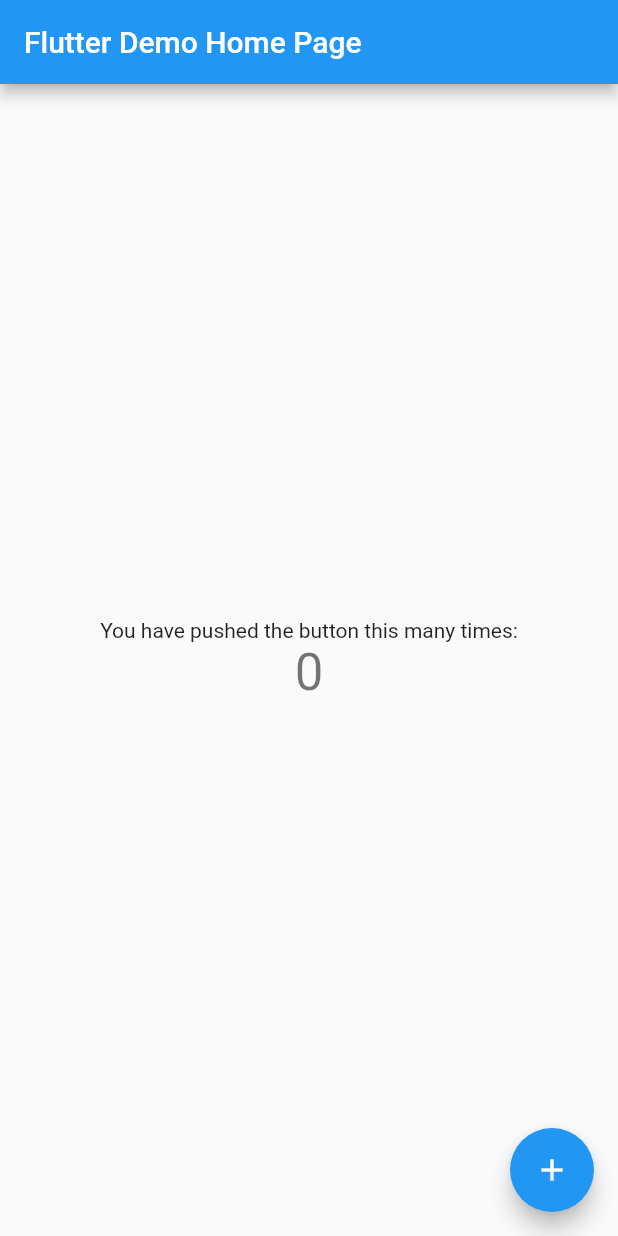
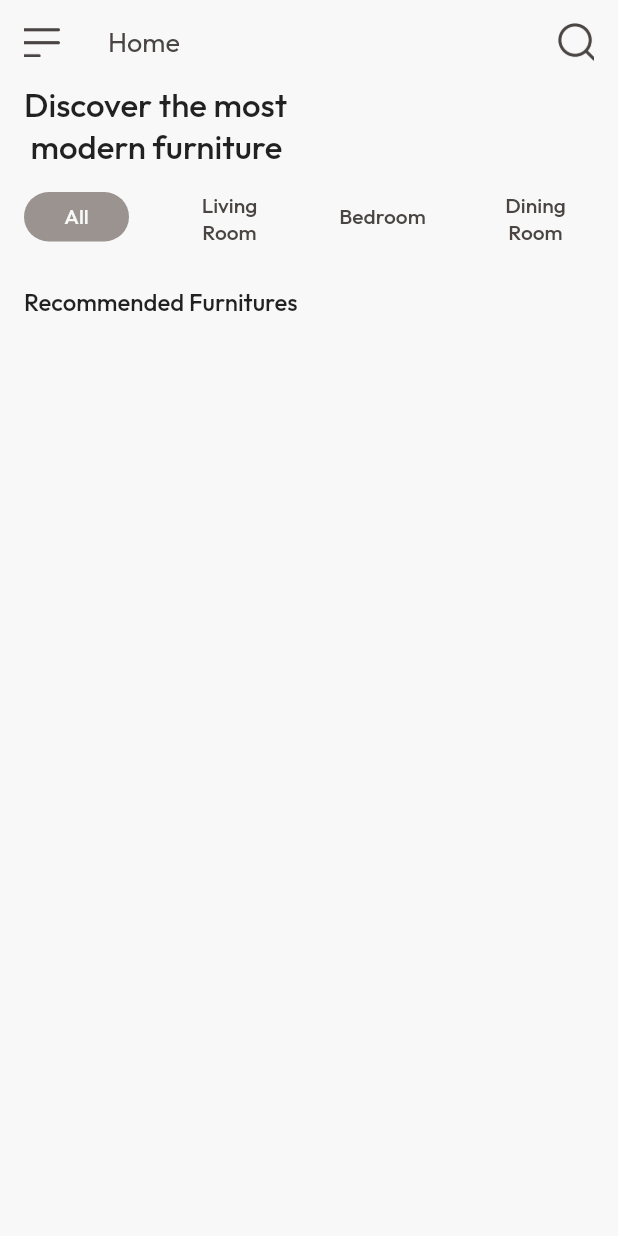
Before and after one commit to ahmadfatihin/Flutter-Furniture-Shop, a Flutter app: the screen it shows after launch, on a phone screen of 412 x 824 dp. Run offline on Flutter 3.47's test engine with Material 2 defaults, Android fonts, the phone set to English and light mode, and no system bars; our stand-ins replace google_fonts.

Commit message:
feat: add header component

```diff
--- /dev/null
+++ b/lib/const/colors.dart
@@ -0,0 +1,5 @@
+import 'dart:ui';
+
+Color whiteBackground = Color(0xFFF8F8F8);
+Color black = Color(0xFF4A4543);
+Color grey = Color(0xFF9A9390);
--- /dev/null
+++ b/lib/const/text.dart
@@ -0,0 +1,17 @@
+import 'package:flutter/material.dart';
+
+TextStyle regular = TextStyle(
+  fontWeight: FontWeight.w400,
+);
+
+TextStyle medium = TextStyle(
+  fontWeight: FontWeight.w500,
+);
+
+TextStyle semiBold = TextStyle(
+  fontWeight: FontWeight.w600,
+);
+
+TextStyle bold = TextStyle(
+  fontWeight: FontWeight.w700,
+);
--- /dev/null
+++ b/lib/const/themes.dart
@@ -0,0 +1,29 @@
+import 'package:flutter/material.dart';
+import 'package:google_fonts/google_fonts.dart';
+import 'package:furniture_shop/const/colors.dart';
+
+ThemeData lightThemeData(BuildContext context) {
+  return ThemeData.light().copyWith(
+    primaryColor: black,
+    scaffoldBackgroundColor: whiteBackground,
+    textTheme: GoogleFonts.outfitTextTheme(),
+    appBarTheme: AppBarTheme(
+      backgroundColor: whiteBackground,
+      elevation: 0,
+      titleTextStyle: GoogleFonts.outfit(fontSize: 18, color: black),
+    ),
+  );
+}
+
+ThemeData darkThemeData(BuildContext context) {
+  // Bydefault flutter provide us light and dark theme
+  // we just modify it as our need
+  var baseTheme = ThemeData(brightness: Brightness.dark);
+  return ThemeData.dark().copyWith(
+      primaryColor: whiteBackground,
+      textTheme: GoogleFonts.outfitTextTheme(baseTheme.textTheme),
+      appBarTheme: AppBarTheme(
+        titleTextStyle: GoogleFonts.outfit(fontSize: 18),
+      ),
+      scaffoldBackgroundColor: Colors.black);
+}
--- a/lib/main.dart
+++ b/lib/main.dart
@@ -1,4 +1,6 @@
 import 'package:flutter/material.dart';
+import 'package:furniture_shop/const/themes.dart';
+import 'package:furniture_shop/module/home/screens/home_screen.dart';
 
 void main() {
   runApp(const MyApp());
@@ -12,104 +14,8 @@ class MyApp extends StatelessWidget {
   Widget build(BuildContext context) {
     return MaterialApp(
       title: 'Flutter Demo',
-      theme: ThemeData(
-        // This is the theme of your application.
-        //
-        // Try running your application with "flutter run". You'll see the
-        // application has a blue toolbar. Then, without quitting the app, try
-        // changing the primarySwatch below to Colors.green and then invoke
-        // "hot reload" (press "r" in the console where you ran "flutter run",
-        // or simply save your changes to "hot reload" in a Flutter IDE).
-        // Notice that the counter didn't reset back to zero; the application
-        // is not restarted.
-        primarySwatch: Colors.blue,
-      ),
-      home: const MyHomePage(title: 'Flutter Demo Home Page'),
+      theme: lightThemeData(context),
+      home: const HomeScreen(),
     );
   }
 }
-
-class MyHomePage extends StatefulWidget {
-  const MyHomePage({super.key, required this.title});
-
-  // This widget is the home page of your application. It is stateful, meaning
-  // that it has a State object (defined below) that contains fields that affect
-  // how it looks.
-
-  // This class is the configuration for the state. It holds the values (in this
-  // case the title) provided by the parent (in this case the App widget) and
-  // used by the build method of the State. Fields in a Widget subclass are
-  // always marked "final".
-
-  final String title;
-
-  @override
-  State<MyHomePage> createState() => _MyHomePageState();
-}
-
-class _MyHomePageState extends State<MyHomePage> {
-  int _counter = 0;
-
-  void _incrementCounter() {
-    setState(() {
-      // This call to setState tells the Flutter framework that something has
-      // changed in this State, which causes it to rerun the build method below
-      // so that the display can reflect the updated values. If we changed
-      // _counter without calling setState(), then the build method would not be
-      // called again, and so nothing would appear to happen.
-      _counter++;
-    });
-  }
-
-  @override
-  Widget build(BuildContext context) {
-    // This method is rerun every time setState is called, for instance as done
-    // by the _incrementCounter method above.
-    //
-    // The Flutter framework has been optimized to make rerunning build methods
-    // fast, so that you can just rebuild anything that needs updating rather
-    // than having to individually change instances of widgets.
-    return Scaffold(
-      appBar: AppBar(
-        // Here we take the value from the MyHomePage object that was created by
-        // the App.build method, and use it to set our appbar title.
-        title: Text(widget.title),
-      ),
-      body: Center(
-        // Center is a layout widget. It takes a single child and positions it
-        // in the middle of the parent.
-        child: Column(
-          // Column is also a layout widget. It takes a list of children and
-          // arranges them vertically. By default, it sizes itself to fit its
-          // children horizontally, and tries to be as tall as its parent.
-          //
-          // Invoke "debug painting" (press "p" in the console, choose the
-          // "Toggle Debug Paint" action from the Flutter Inspector in Android
-          // Studio, or the "Toggle Debug Paint" command in Visual Studio Code)
-          // to see the wireframe for each widget.
-          //
-          // Column has various properties to control how it sizes itself and
-          // how it positions its children. Here we use mainAxisAlignment to
-          // center the children vertically; the main axis here is the vertical
-          // axis because Columns are vertical (the cross axis would be
-          // horizontal).
-          mainAxisAlignment: MainAxisAlignment.center,
-          children: <Widget>[
-            const Text(
-              'You have pushed the button this many times:',
-            ),
-            Text(
-              '$_counter',
-              style: Theme.of(context).textTheme.headlineMedium,
-            ),
-          ],
-        ),
-      ),
-      floatingActionButton: FloatingActionButton(
-        onPressed: _incrementCounter,
-        tooltip: 'Increment',
-        child: const Icon(Icons.add),
-      ), // This trailing comma makes auto-formatting nicer for build methods.
-    );
-  }
-}
--- /dev/null
+++ b/lib/module/home/screens/home_screen.dart
@@ -0,0 +1,28 @@
+import 'package:flutter/material.dart';
+import 'package:furniture_shop/const/text.dart';
+import 'package:furniture_shop/module/home/screens/sections/home_appbar.dart';
+import 'package:furniture_shop/module/home/screens/sections/home_header.dart';
+import 'package:furniture_shop/module/home/screens/sections/home_recommended.dart';
+
+class HomeScreen extends StatelessWidget {
+  const HomeScreen({super.key});
+
+  @override
+  Widget build(BuildContext context) {
+    return SafeArea(
+      child: Scaffold(
+        appBar: HomeAppbar(),
+        body: Column(
+          crossAxisAlignment: CrossAxisAlignment.start,
+          children: [
+            HomeHeader(),
+            SizedBox(
+              height: 30,
+            ),
+            HomeRecommended()
+          ],
+        ),
+      ),
+    );
+  }
+}
--- /dev/null
+++ b/lib/module/home/screens/sections/home_appbar.dart
@@ -0,0 +1,38 @@
+
+import 'package:furniture_shop/const/colors.dart';
+import 'package:flutter/material.dart';
+import 'package:flutter/src/widgets/framework.dart';
+import 'package:flutter/src/widgets/placeholder.dart';
+import 'package:furniture_shop/const/text.dart';
+
+import '../../../../gen/assets.gen.dart';
+
+class HomeAppbar extends StatelessWidget implements PreferredSizeWidget {
+  const HomeAppbar({super.key});
+
+  @override
+  Size get preferredSize => Size.fromHeight(kToolbarHeight);
+
+  @override
+  Widget build(BuildContext context) {
+    return AppBar(
+      leading: IconButton(
+        icon: ImageIcon(
+          AssetImage(Assets.images.menu.path),
+          color: black,
+        ),
+        onPressed: () {},
+      ),
+      title: Text("Home"),
+      actions: [
+        Padding(
+          padding: EdgeInsets.only(right: 16),
+          child: ImageIcon(
+            AssetImage(Assets.images.search.path),
+            color: black,
+          ),
+        ),
+      ],
+    );
+  }
+}
--- /dev/null
+++ b/lib/module/home/screens/sections/home_header.dart
@@ -0,0 +1,80 @@
+import 'package:flutter/material.dart';
+import 'package:flutter/src/widgets/framework.dart';
+import 'package:flutter/src/widgets/placeholder.dart';
+import 'package:furniture_shop/const/colors.dart';
+
+import '../../../../const/text.dart';
+
+class HomeHeader extends StatefulWidget {
+  const HomeHeader({super.key});
+
+  @override
+  State<HomeHeader> createState() => _HomeHeaderState();
+}
+
+int _selectedIndex = 0;
+
+final List<String> _menuItems = [
+  'All',
+  'Living Room',
+  'Bedroom',
+  'Dining Room',
+  'Kitchen Room',
+  'Office Room',
+];
+
+class _HomeHeaderState extends State<HomeHeader> {
+  @override
+  Widget build(BuildContext context) {
+    return Column(
+      crossAxisAlignment: CrossAxisAlignment.start,
+      children: [
+        Padding(
+          padding: EdgeInsets.only(left: 16),
+          child: Text(
+            'Discover the most \n modern furniture',
+            style: medium.copyWith(fontSize: 22),
+          ),
+        ),
+        SizedBox(
+          height: 16,
+        ),
+        SingleChildScrollView(
+          scrollDirection: Axis.horizontal,
+          child: Row(
+              children: List.generate(
+                  _menuItems.length,
+                  (index) => Padding(
+                        padding: const EdgeInsets.symmetric(horizontal: 16),
+                        child: InkWell(
+                          onTap: () {
+                            setState(() {
+                              _selectedIndex = index;
+                            });
+                            print(_selectedIndex);
+                          },
+                          child: Container(
+                              width: 70,
+                              height: 33,
+                              decoration: BoxDecoration(
+                                color: _selectedIndex == index
+                                    ? grey
+                                    : Colors.transparent,
+                                borderRadius: BorderRadius.circular(20.0),
+                              ),
+                              child: Center(
+                                  child: Text(
+                                _menuItems[index],
+                                style: medium.copyWith(
+                                    color: _selectedIndex == index
+                                        ? whiteBackground
+                                        : black),
+                                textAlign: TextAlign.center,
+                              ))),
+                        ),
+                      ))),
+        )
+      ],
+    );
+  }
+}
--- /dev/null
+++ b/lib/module/home/screens/sections/home_recommended.dart
@@ -0,0 +1,23 @@
+import 'package:flutter/material.dart';
+import 'package:flutter/src/widgets/framework.dart';
+import 'package:flutter/src/widgets/placeholder.dart';
+import 'package:furniture_shop/const/text.dart';
+
+class HomeRecommended extends StatelessWidget {
+  const HomeRecommended({super.key});
+
+  @override
+  Widget build(BuildContext context) {
+    return Column(
+      children: [
+        Padding(
+          padding: const EdgeInsets.only(left: 16.0),
+          child: Text(
+            'Recommended Furnitures',
+            style: medium.copyWith(fontSize: 16),
+          ),
+        )
+      ],
+    );
+  }
+}
```
Also changed, not shown: lib/gen/assets.gen.dart (added, +94 -0 lines), pubspec.yaml (+9 -19 lines), assets/images/menu.png (added), assets/images/search.png (added), 10 other files.
